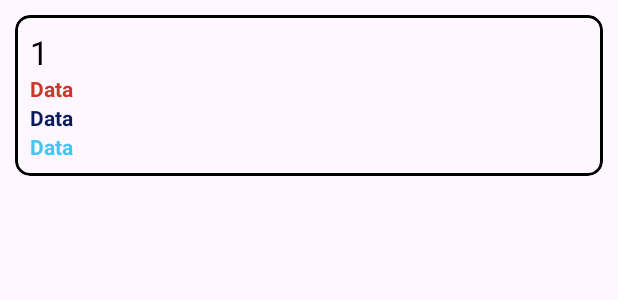
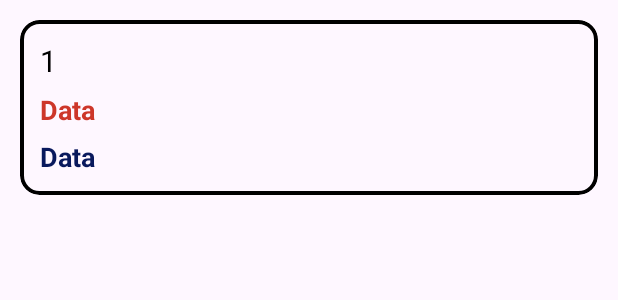
Before and after one commit to savaisolanki/GraphqlDataApplication, an Android app: the layout items_data.xml on its own in the app's theme, with its tools: preview values and no code run, on a phone screen of 412 x 824 dp. Shown: the top 300 px of the screen. Run offline under Robolectric (Android 15) with nearby library versions, the phone set to English and light mode, and no system bars.

```diff
--- a/app/src/main/java/com/example/graphqldataapplication/adapter/GraphQlAdapter.kt
+++ b/app/src/main/java/com/example/graphqldataapplication/adapter/GraphQlAdapter.kt
@@ -50,7 +50,7 @@ class GraphQlAdapter(
     override fun onBindViewHolder(holder: GraphQlAdapterViewHolder, position: Int) {
         binding.tvId.text= producerList[position]?.id
         binding.tvName.text = producerList[position]?.name
-        binding.tvPrice.text = producerList[position]?.location
+        binding.tvLocation.text = producerList[position]?.location
 
         binding.root.setOnClickListener {
             listener.itemClick(position)
--- a/app/src/main/res/layout/items_data.xml
+++ b/app/src/main/res/layout/items_data.xml
@@ -9,18 +9,18 @@
     <com.google.android.material.card.MaterialCardView
         android:layout_width="match_parent"
         android:layout_height="wrap_content"
-        android:layout_marginHorizontal="10dp"
-        android:layout_marginTop="10dp"
-        app:cardCornerRadius="10dp"
-        android:layout_marginBottom="10dp"
+        android:layout_marginHorizontal="@dimen/_10sdp"
+        android:layout_marginTop="@dimen/_10sdp"
+        app:cardCornerRadius="@dimen/_10sdp"
+        android:layout_marginBottom="@dimen/_10sdp"
         app:strokeColor="@color/material_dynamic_secondary0"
-        app:strokeWidth="2dp">
+        app:strokeWidth="@dimen/_2sdp">
 
 
         <androidx.constraintlayout.widget.ConstraintLayout
             android:layout_width="match_parent"
             android:layout_height="wrap_content"
-            android:padding="10dp">
+            android:padding="@dimen/_10sdp">
 
             <com.google.android.material.textview.MaterialTextView
                 android:id="@+id/tvId"
@@ -28,7 +28,7 @@
                 android:layout_height="wrap_content"
                 android:text="@string/_1"
                 android:textColor="@color/black"
-                android:textSize="22sp"
+                android:textSize="20sp"
                 app:layout_constraintStart_toStartOf="parent"
                 app:layout_constraintTop_toTopOf="parent" />
 
@@ -38,36 +38,28 @@
                 android:layout_height="wrap_content"
                 android:text="@string/data"
                 android:textColor="@color/red_shadow_light"
-                android:textSize="14sp"
+                android:textSize="18sp"
                 app:textAllCaps="false"
+                android:layout_marginTop="@dimen/_5sdp"
                 android:textStyle="bold|normal"
-                app:layout_constraintStart_toStartOf="parent"
+                app:layout_constraintStart_toStartOf="@id/tvId"
                 app:layout_constraintTop_toBottomOf="@id/tvId" />
 
             <com.google.android.material.textview.MaterialTextView
-                android:id="@+id/tvDesc"
+                android:id="@+id/tvLocation"
                 android:layout_width="wrap_content"
                 android:layout_height="wrap_content"
                 android:text="@string/data"
                 android:textColor="@color/purple_dark_main"
-                android:textSize="14sp"
+                android:textSize="18sp"
                 app:textAllCaps="false"
+                android:layout_marginTop="@dimen/_5sdp"
                 android:textStyle="bold|normal"
-                app:layout_constraintStart_toStartOf="parent"
+                app:layout_constraintStart_toStartOf="@id/tvId"
                 app:layout_constraintTop_toBottomOf="@id/tvName" />
 
 
-            <com.google.android.material.textview.MaterialTextView
-                android:id="@+id/tvPrice"
-                android:layout_width="wrap_content"
-                android:layout_height="wrap_content"
-                android:text="@string/data"
-                android:textColor="@color/sky_blue"
-                android:textSize="14sp"
-                app:textAllCaps="false"
-                android:textStyle="bold|normal"
-                app:layout_constraintStart_toStartOf="parent"
-                app:layout_constraintTop_toBottomOf="@id/tvDesc" />
+
 
 
 
--- a/app/src/main/res/values/strings.xml
+++ b/app/src/main/res/values/strings.xml
@@ -58,4 +58,6 @@
         vestibulum. Fusce dictum libero quis erat maximus, vitae volutpat diam dignissim.
     </string>
     <string name="update_teas">Update Tea</string>
+    <!-- TODO: Remove or change this placeholder text -->
+    <string name="hello_blank_fragment">Hello blank fragment</string>
 </resources>
```
Also changed, not shown: app/build.gradle (+30 -3 lines), app/src/main/AndroidManifest.xml (+11 -4 lines), app/src/main/java/com/example/graphqldataapplication/networkdata/ApolloClient.kt (+5 -4 lines), app/src/main/res/layout/items_data_teas.xml (+13 -14 lines), app/src/main/res/navigation/nav_graph.xml (+37 -16 lines), build.gradle (+12 -0 lines).
